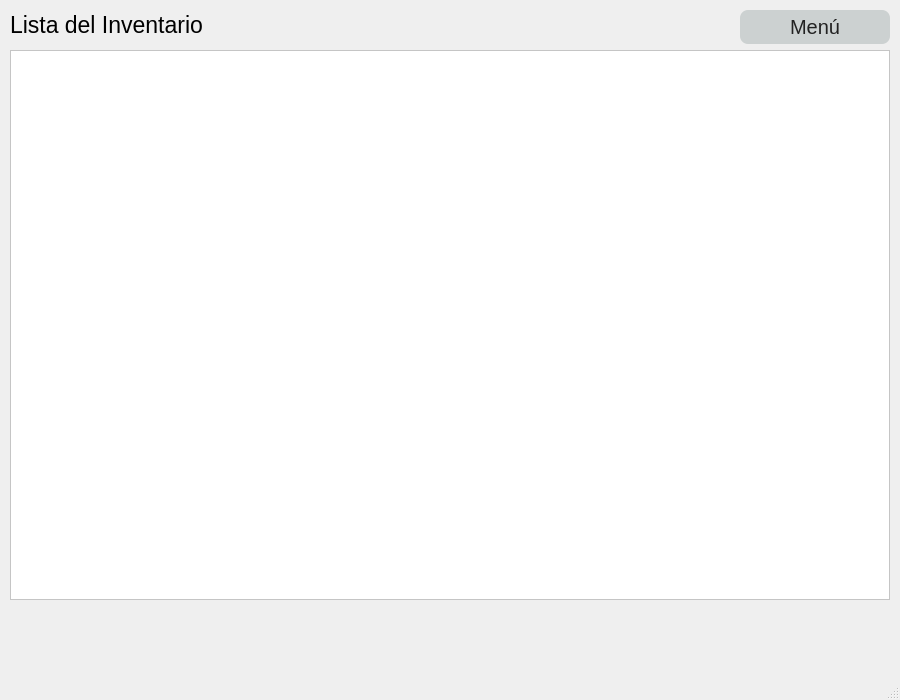
First picture: the form in inventario/inventario-ventana.ui, repository nicolujan1610/farmasty, before the edit.
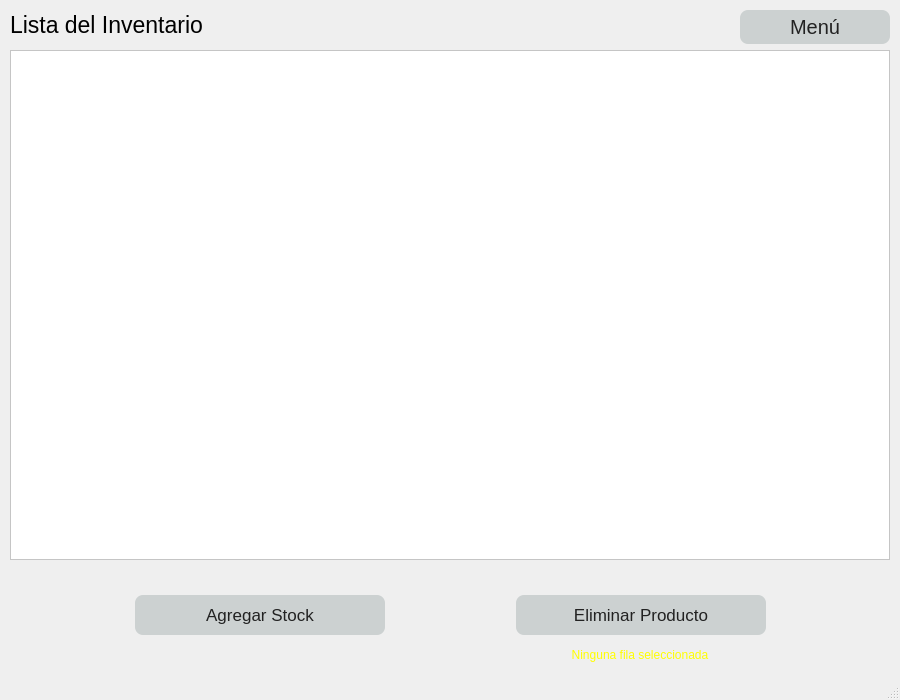
Second picture: the form after the edit.

Diff of the .ui file:
```diff
--- a/inventario/inventario-ventana.ui
+++ b/inventario/inventario-ventana.ui
@@ -72,19 +72,19 @@
       <x>10</x>
       <y>50</y>
       <width>880</width>
-      <height>550</height>
+      <height>510</height>
      </rect>
     </property>
     <property name="minimumSize">
      <size>
       <width>880</width>
-      <height>550</height>
+      <height>510</height>
      </size>
     </property>
     <property name="maximumSize">
      <size>
       <width>880</width>
-      <height>550</height>
+      <height>510</height>
      </size>
     </property>
     <property name="font">
@@ -162,6 +162,116 @@
      <string>Menú</string>
     </property>
    </widget>
+   <widget class="QWidget" name="horizontalLayoutWidget">
+    <property name="geometry">
+     <rect>
+      <x>10</x>
+      <y>560</y>
+      <width>881</width>
+      <height>111</height>
+     </rect>
+    </property>
+    <layout class="QHBoxLayout" name="horizontalLayout">
+     <item>
+      <widget class="QPushButton" name="agg_btn">
+       <property name="minimumSize">
+        <size>
+         <width>250</width>
+         <height>40</height>
+        </size>
+       </property>
+       <property name="maximumSize">
+        <size>
+         <width>250</width>
+         <height>40</height>
+        </size>
+       </property>
+       <property name="font">
+        <font>
+         <family>Arial</family>
+         <pointsize>13</pointsize>
+        </font>
+       </property>
+       <property name="cursor">
+        <cursorShape>PointingHandCursor</cursorShape>
+       </property>
+       <property name="styleSheet">
+        <string notr="true">background-color:#ccd1d1; color: #222; border-radius: 8px</string>
+       </property>
+       <property name="text">
+        <string>Agregar Stock</string>
+       </property>
+      </widget>
+     </item>
+     <item>
+      <widget class="QPushButton" name="del_btn">
+       <property name="minimumSize">
+        <size>
+         <width>250</width>
+         <height>40</height>
+        </size>
+       </property>
+       <property name="maximumSize">
+        <size>
+         <width>250</width>
+         <height>40</height>
+        </size>
+       </property>
+       <property name="font">
+        <font>
+         <family>Arial</family>
+         <pointsize>13</pointsize>
+        </font>
+       </property>
+       <property name="cursor">
+        <cursorShape>PointingHandCursor</cursorShape>
+       </property>
+       <property name="styleSheet">
+        <string notr="true">background-color:#ccd1d1; color: #222; border-radius: 8px</string>
+       </property>
+       <property name="text">
+        <string>Eliminar Producto</string>
+       </property>
+      </widget>
+     </item>
+    </layout>
+   </widget>
+   <widget class="QLabel" name="warning_lbl">
+    <property name="geometry">
+     <rect>
+      <x>520</x>
+      <y>630</y>
+      <width>240</width>
+      <height>50</height>
+     </rect>
+    </property>
+    <property name="minimumSize">
+     <size>
+      <width>240</width>
+      <height>50</height>
+     </size>
+    </property>
+    <property name="maximumSize">
+     <size>
+      <width>240</width>
+      <height>50</height>
+     </size>
+    </property>
+    <property name="font">
+     <font>
+      <pointsize>9</pointsize>
+     </font>
+    </property>
+    <property name="styleSheet">
+     <string notr="true">background: transparent; color: yellow;</string>
+    </property>
+    <property name="text">
+     <string>Ninguna fila seleccionada</string>
+    </property>
+    <property name="alignment">
+     <set>Qt::AlignCenter</set>
+    </property>
+   </widget>
   </widget>
   <widget class="QMenuBar" name="menubar">
    <property name="geometry">
```
